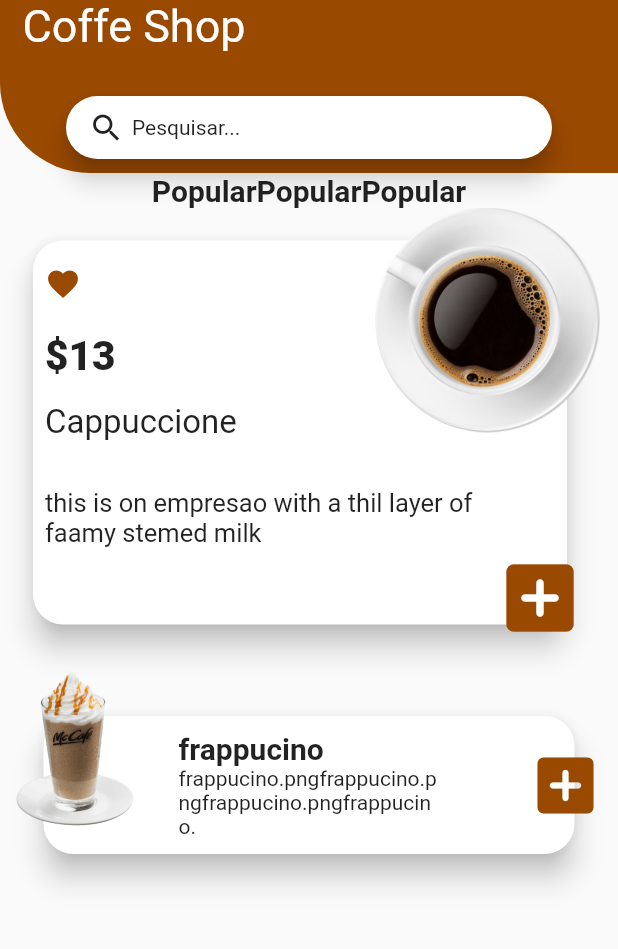
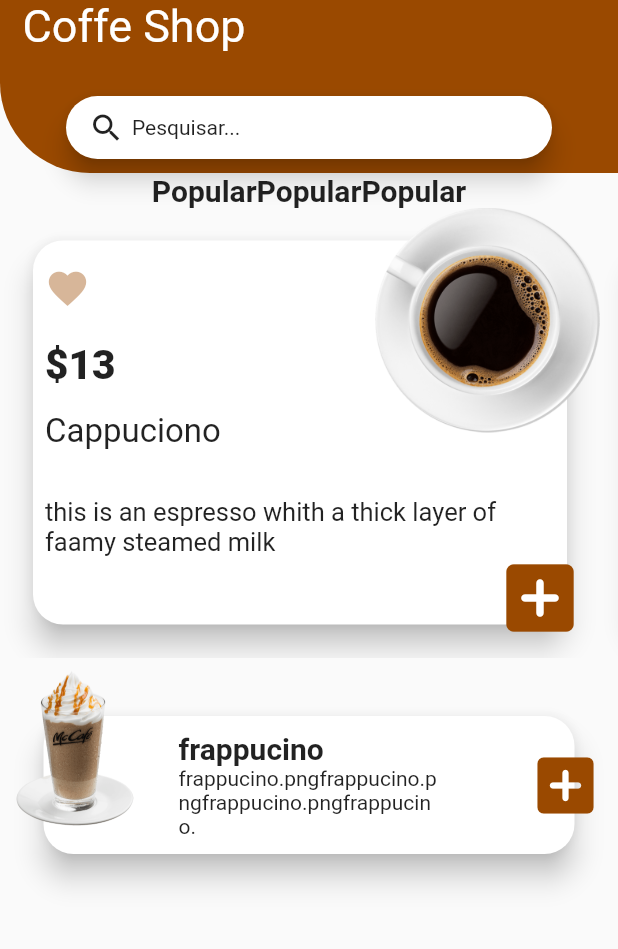
Before and after one commit to eliezerantonio/coffee, a Flutter app: the HomeScreen screen opened directly, on a phone screen of 412 x 824 dp, the part 84-1033 px from its top. Run offline on Flutter 3.47's test engine with Material 2 defaults, Android fonts, the phone set to English and light mode, and no system bars.

Commit message:
custom icon favorite

```diff
--- a/lib/data/coffee_data.dart
+++ b/lib/data/coffee_data.dart
@@ -14,7 +14,7 @@ final DUMMY_COFFEES = [
     name: 'Frapuciono',
     description:
         "this is an espresso whith a thick layer of faamy steamed milk",
-    price: 13,
+    price: 14,
     imageUrl: "images/frappucino.png",
   ),
 ];
--- a/lib/screens/home_screen.dart
+++ b/lib/screens/home_screen.dart
@@ -1,13 +1,17 @@
 import 'dart:ui';
 
+import 'package:coffee/data/coffee_data.dart';
+import 'package:coffee/models/Coffee.dart';
 import 'package:coffee/widgets/card_primary.dart';
 import 'package:coffee/widgets/card_secundary.dart';
 import 'package:coffee/widgets/logo_widget.dart';
 import 'package:coffee/widgets/search_widget.dart';
 import 'package:flutter/material.dart';
 
+enum FilterOptions { Favorite, All }
+
 class HomeScreen extends StatelessWidget {
-  const HomeScreen({Key key}) : super(key: key);
+  List<Coffee> coffees = DUMMY_COFFEES;
 
   @override
   Widget build(BuildContext context) {
@@ -38,9 +42,19 @@ class HomeScreen extends StatelessWidget {
                             fontSize: 20, fontWeight: FontWeight.bold))
                   ],
                 ),
-                CardPrimary(),
+                Expanded(
+                  child: Container(
+                    height: 300,
+                    child: ListView.builder(
+                      scrollDirection: Axis.horizontal,
+                      itemCount: coffees.length,
+                      itemBuilder: (BuildContext context, int index) {
+                        return CardPrimary(coffees[index]);
+                      },
+                    ),
+                  ),
+                ),
                 Column(
-
                   children: [
                     CardSecunday(),
                   ],
--- a/lib/widgets/card_primary.dart
+++ b/lib/widgets/card_primary.dart
@@ -1,7 +1,10 @@
+import 'package:coffee/models/Coffee.dart';
+import 'package:coffee/widgets/icon_favorite.dart';
 import 'package:flutter/material.dart';
 
 class CardPrimary extends StatelessWidget {
-  const CardPrimary({Key key}) : super(key: key);
+  CardPrimary(this.coffee);
+  Coffee coffee;
 
   @override
   Widget build(BuildContext context) {
@@ -23,19 +26,21 @@ class CardPrimary extends StatelessWidget {
                   SizedBox(
                     height: 9,
                   ),
-                  Icon(Icons.favorite, color: Color.fromRGBO(154, 73, 0, 1)),
+                  IconFavorite(
+                    opacity: !coffee.isFavorite ? 0.4 : 1,
+                  ),
                   SizedBox(
                     height: 20,
                   ),
                   Text(
-                    "\$13",
+                    "\$${coffee.price}",
                     style: TextStyle(fontSize: 27, fontWeight: FontWeight.w900),
                   ),
                   SizedBox(
                     height: 15,
                   ),
                   Text(
-                    "Cappuccione",
+                    "${coffee.name}",
                     style: TextStyle(fontSize: 22),
                   ),
                   SizedBox(
@@ -44,7 +49,7 @@ class CardPrimary extends StatelessWidget {
                   Padding(
                     padding: const EdgeInsets.only(right: 25, top: 7),
                     child: Text(
-                      "this is on empresao with a thil layer of faamy stemed milk",
+                      "${coffee.description}",
                       style: TextStyle(fontSize: 17),
                     ),
                   ),
--- /dev/null
+++ b/lib/widgets/icon_favorite.dart
@@ -0,0 +1,17 @@
+import 'package:flutter/material.dart';
+
+class IconFavorite extends StatelessWidget {
+  IconFavorite({Key key, this.opacity = 1}) : super(key: key);
+  double opacity;
+  @override
+  Widget build(BuildContext context) {
+    return Icon(Icons.favorite,
+        size: 30,
+        color: Color.fromRGBO(
+          154,
+          73,
+          0,
+          opacity,
+        ));
+  }
+}
```
